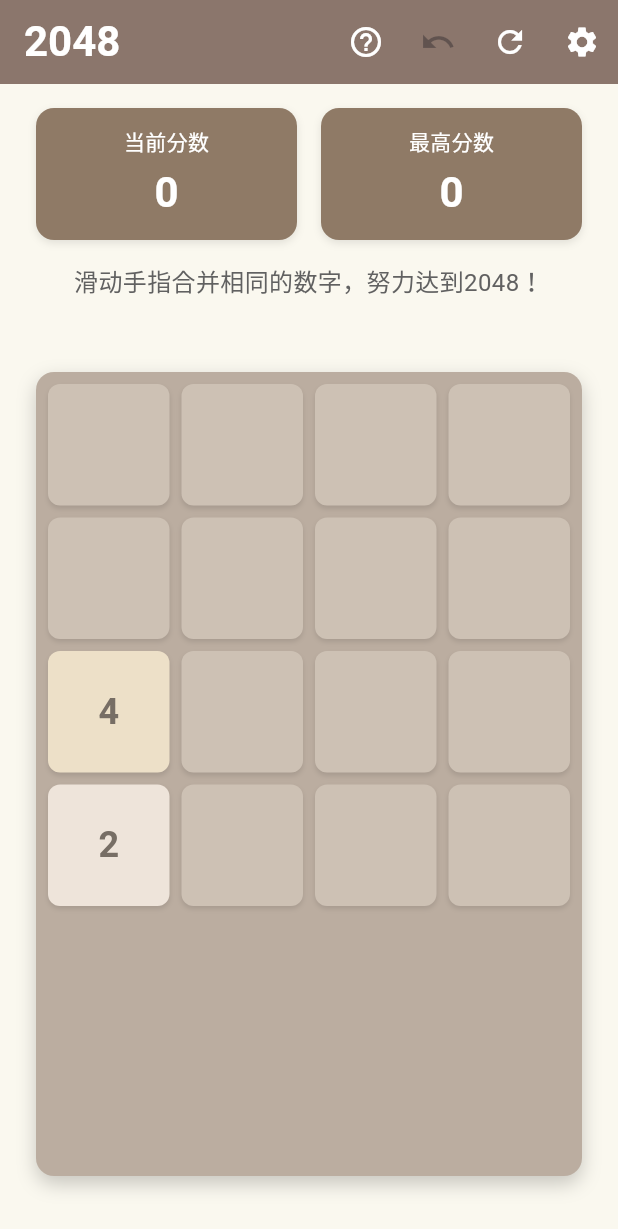
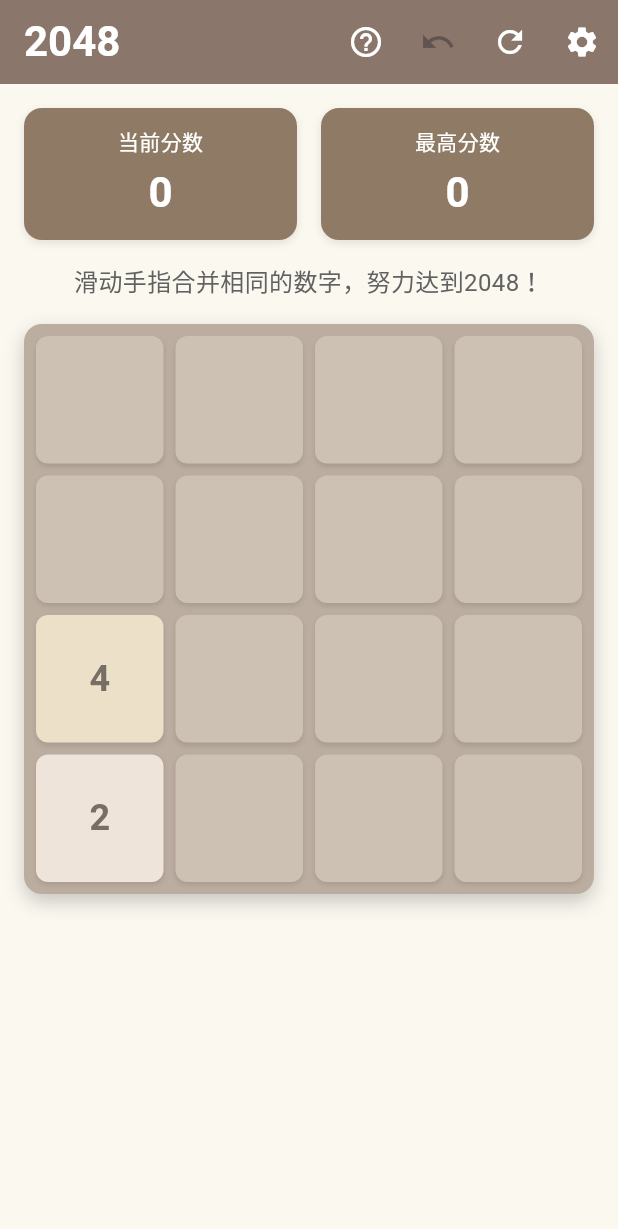
Before and after one commit to android-greenhand/fluttergame-2048, a Flutter app: the screen it shows after launch, on a phone screen of 412 x 824 dp. Shown: the top 1229 px of the screen. Run offline on Flutter 3.47's test engine with Material 3 defaults, Android fonts, the phone set to English and light mode, and no system bars; our stand-ins replace audioplayers, permission_handler, shared_preferences.

Commit message:
修复背景

```diff
--- a/lib/game_page.dart
+++ b/lib/game_page.dart
@@ -416,19 +416,16 @@ class GamePageState extends State<GamePage> with TickerProviderStateMixin {
           ),
         ),
         actions: [
-          // 教程按钮
           IconButton(
             icon: const Icon(Icons.help_outline),
             onPressed: _showTutorial,
             tooltip: '游戏说明',
           ),
-          // 撤销按钮
           IconButton(
             icon: const Icon(Icons.undo),
             onPressed: _canUndo ? _undoMove : null,
             tooltip: '撤销',
           ),
-          // 重新开始按钮
           IconButton(
             icon: const Icon(Icons.refresh),
             onPressed: () {
@@ -439,7 +436,6 @@ class GamePageState extends State<GamePage> with TickerProviderStateMixin {
             },
             tooltip: '重新开始',
           ),
-          // 设置按钮
           IconButton(
             icon: const Icon(Icons.settings),
             onPressed: _showSettings,
@@ -448,28 +444,29 @@ class GamePageState extends State<GamePage> with TickerProviderStateMixin {
         ],
       ),
       body: SafeArea(
-        child: Center(
-          child: ConstrainedBox(
-            constraints: const BoxConstraints(maxWidth: 500),
+        child: LayoutBuilder(
+          builder: (context, constraints) {
+            final maxSize = constraints.maxWidth > 500 ? 500.0 : constraints.maxWidth;
+            final padding = (constraints.maxWidth - maxSize) / 2;
+
+            return Center(
+              child: Container(
+                constraints: BoxConstraints(maxWidth: maxSize),
+                padding: EdgeInsets.symmetric(horizontal: padding > 0 ? padding : 16),
                 child: Column(
                   children: [
                     const SizedBox(height: 16),
                     // 分数显示
-                Padding(
-                  padding: const EdgeInsets.symmetric(horizontal: 24),
-                  child: Row(
+                    Row(
                       children: [
                         Expanded(child: _buildScoreBox('当前分数', score)),
                         const SizedBox(width: 16),
                         Expanded(child: _buildScoreBox('最高分数', bestScore)),
                       ],
                     ),
-                ),
                     const SizedBox(height: 16),
                     // 游戏说明
-                Padding(
-                  padding: const EdgeInsets.symmetric(horizontal: 24),
-                  child: Text(
+                    Text(
                       '滑动手指合并相同的数字，努力达到2048！',
                       style: TextStyle(
                         color: Colors.grey[700],
@@ -477,13 +474,9 @@ class GamePageState extends State<GamePage> with TickerProviderStateMixin {
                       ),
                       textAlign: TextAlign.center,
                     ),
-                ),
-                const SizedBox(height: 24),
+                    const SizedBox(height: 16),
                     // 游戏网格
-                Expanded(
-                  child: Padding(
-                    padding: const EdgeInsets.all(24.0),
-                    child: AspectRatio(
+                    AspectRatio(
                       aspectRatio: 1,
                       child: Container(
                         decoration: BoxDecoration(
@@ -581,12 +574,12 @@ class GamePageState extends State<GamePage> with TickerProviderStateMixin {
                         ),
                       ),
                     ),
-                  ),
-                ),
                     const SizedBox(height: 16),
                   ],
                 ),
               ),
+            );
+          },
         ),
       ),
     );
```
Lines whose indentation alone changed are shown as unchanged.
